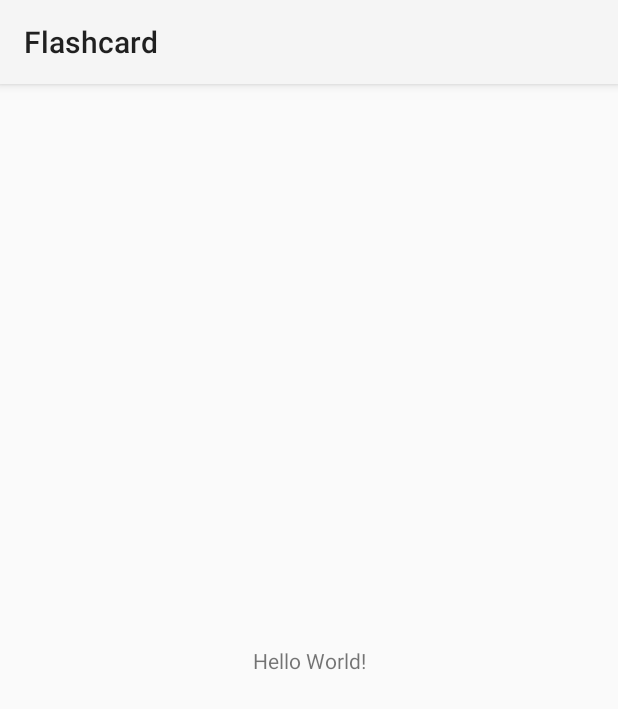
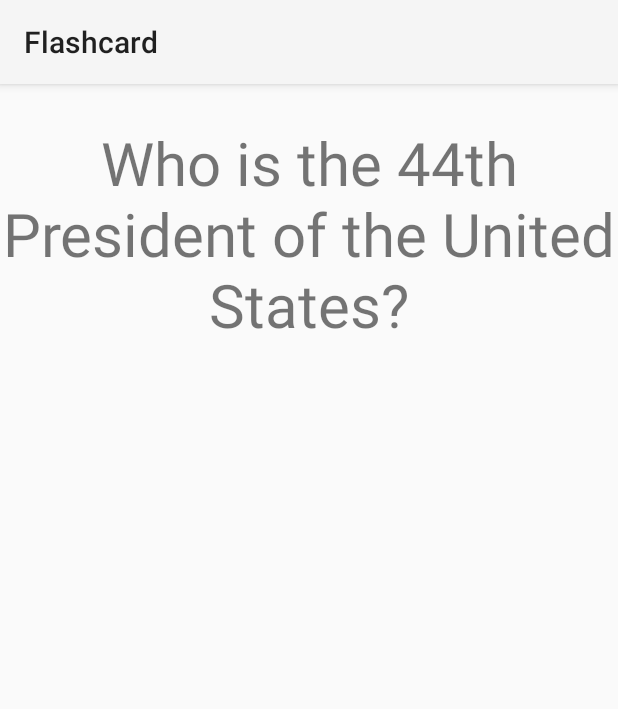
Before and after one commit to hang-m-cao/flashcard, an Android app: the screen it shows after launch (MainActivity), on a phone screen of 412 x 824 dp. Shown: the top 709 px of the screen. Run offline under Robolectric (Android 15) with nearby library versions, the phone set to English and light mode, and no system bars.

Commit message:
first question and answer toggle

```diff
--- a/app/src/main/java/com/example/flashcard/MainActivity.java
+++ b/app/src/main/java/com/example/flashcard/MainActivity.java
@@ -3,6 +3,8 @@ package com.example.flashcard;
 import androidx.appcompat.app.AppCompatActivity;
 
 import android.os.Bundle;
+import android.view.View;
+import android.widget.TextView;
 
 public class MainActivity extends AppCompatActivity {
 
@@ -10,5 +12,23 @@ public class MainActivity extends AppCompatActivity {
     protected void onCreate(Bundle savedInstanceState) {
         super.onCreate(savedInstanceState);
         setContentView(R.layout.activity_main);
+        TextView question = findViewById(R.id.flashcard_question);
+        TextView answer = findViewById(R.id.flashcard_answer);
+
+        question.setOnClickListener(new View.OnClickListener() {
+            @Override
+            public void onClick(View v) {
+                question.setVisibility(View.INVISIBLE);
+                answer.setVisibility(View.VISIBLE);
+            }
+        });
+
+        answer.setOnClickListener(new View.OnClickListener() {
+            @Override
+            public void onClick(View v) {
+                answer.setVisibility(View.INVISIBLE);
+                question.setVisibility(View.VISIBLE);
+            }
+        });
     }
 }
--- a/app/src/main/res/layout/activity_main.xml
+++ b/app/src/main/res/layout/activity_main.xml
@@ -1,5 +1,5 @@
 <?xml version="1.0" encoding="utf-8"?>
-<androidx.constraintlayout.widget.ConstraintLayout xmlns:android="http://schemas.android.com/apk/res/android"
+<RelativeLayout xmlns:android="http://schemas.android.com/apk/res/android"
     xmlns:app="http://schemas.android.com/apk/res-auto"
     xmlns:tools="http://schemas.android.com/tools"
     android:layout_width="match_parent"
@@ -7,12 +7,19 @@
     tools:context=".MainActivity">
 
     <TextView
-        android:layout_width="wrap_content"
-        android:layout_height="wrap_content"
-        android:text="Hello World!"
-        app:layout_constraintBottom_toBottomOf="parent"
-        app:layout_constraintLeft_toLeftOf="parent"
-        app:layout_constraintRight_toRightOf="parent"
-        app:layout_constraintTop_toTopOf="parent" />
+        android:id="@+id/flashcard_question"
+        android:layout_width="match_parent"
+        android:layout_height="200dp"
+        android:gravity="center"
+        android:text="@string/question1"
+        android:textSize="40sp" />
 
-</androidx.constraintlayout.widget.ConstraintLayout>
+    <TextView
+        android:id="@+id/flashcard_answer"
+        android:layout_width="match_parent"
+        android:layout_height="200dp"
+        android:gravity="center"
+        android:text="@string/answer1"
+        android:textSize="40sp"
+        android:visibility="invisible"/>
+</RelativeLayout>
--- a/app/src/main/res/values/strings.xml
+++ b/app/src/main/res/values/strings.xml
@@ -1,3 +1,5 @@
 <resources>
     <string name="app_name">Flashcard</string>
+    <string name="question1">Who is the 44th President of the United States?</string>
+    <string name="answer1">Barack Obama</string>
 </resources>
```
